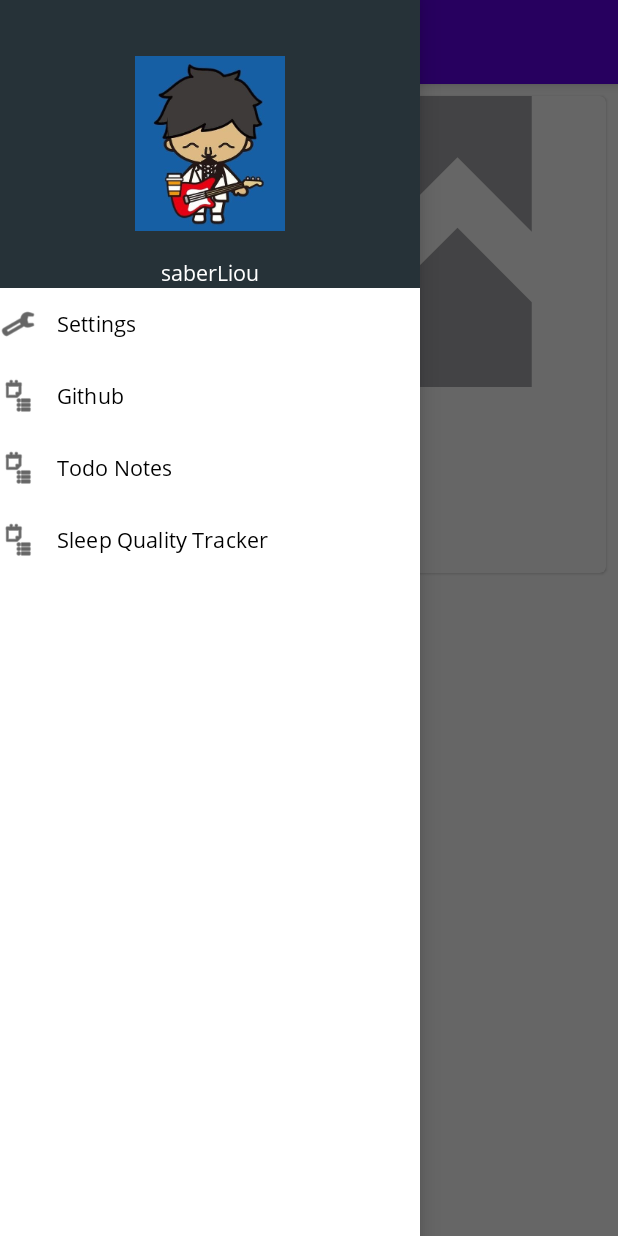
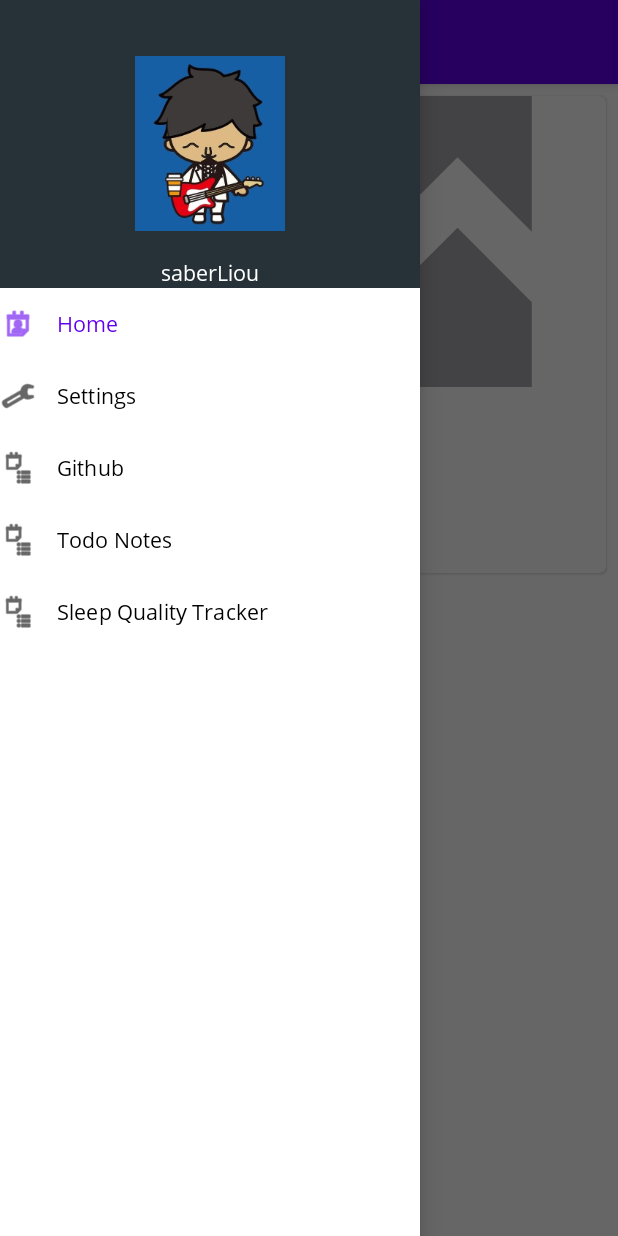
Before and after one commit to saberLiou/ProfileAndroidApp, an Android app: the screen it shows after launch (MainActivity), with the side drawer open, on a phone screen of 412 x 824 dp. Run offline under Robolectric (Android 15) with nearby library versions, the phone set to English and light mode, and no system bars; our stand-ins replace Dagger/Hilt's generated code, Room's generated code, Timber, navigation-ui; libraries missing offline, so code that uses them is left out: androidx.hilt.lifecycle, androidx.test.espresso; network calls fail; pictures from the network do not load; 3 statements that could not run were skipped.

Commit message:
Apply navigation to HomeFragment in navigation drawer.

```diff
--- a/app/src/main/res/layout/fragment_home.xml
+++ b/app/src/main/res/layout/fragment_home.xml
@@ -2,6 +2,7 @@
 <layout xmlns:android="http://schemas.android.com/apk/res/android"
     xmlns:app="http://schemas.android.com/apk/res-auto"
     xmlns:tools="http://schemas.android.com/tools"
+    android:id="@+id/fragmentHome"
     tools:context=".home.HomeFragment">
 
     <data>
--- a/app/src/main/res/menu/activity_main_drawer.xml
+++ b/app/src/main/res/menu/activity_main_drawer.xml
@@ -1,5 +1,10 @@
 <?xml version="1.0" encoding="utf-8"?>
 <menu xmlns:android="http://schemas.android.com/apk/res/android">
+
+    <item
+        android:id="@+id/homeFragment"
+        android:icon="@android:drawable/ic_menu_my_calendar"
+        android:title="@string/home_actionBarTitle_text" />
 
     <item
         android:id="@+id/settingsFragment"
--- a/app/src/main/res/navigation/navigation.xml
+++ b/app/src/main/res/navigation/navigation.xml
@@ -33,6 +33,9 @@
         tools:layout="@layout/fragment_settings">
 
         <action
+            android:id="@+id/action_settingsFragment_to_homeFragment"
+            app:destination="@id/homeFragment" />
+        <action
             android:id="@+id/action_settingsFragment_to_githubRepositoriesFragment"
             app:destination="@id/githubRepositoriesFragment" />
         <action
@@ -50,6 +53,9 @@
         android:label="@string/github_actionBarTitle_text"
         tools:layout="@layout/fragment_github_repositories">
 
+        <action
+            android:id="@+id/action_githubRepositoriesFragment_to_homeFragment"
+            app:destination="@id/homeFragment" />
         <action
             android:id="@+id/action_githubRepositoriesFragment_to_settingsFragment"
             app:destination="@id/settingsFragment" />
@@ -69,6 +75,9 @@
         tools:layout="@layout/fragment_todo_notes">
 
         <action
+            android:id="@+id/action_todoNotesFragment_to_homeFragment"
+            app:destination="@id/homeFragment" />
+        <action
             android:id="@+id/action_todoNotesFragment_to_settingsFragment"
             app:destination="@id/settingsFragment" />
         <action
@@ -86,6 +95,9 @@
         android:label="@string/sleepQualityTracker_actionBarTitle_text"
         tools:layout="@layout/fragment_sleep_nights">
 
+        <action
+            android:id="@+id/action_sleepNightsFragment_to_homeFragment"
+            app:destination="@id/homeFragment" />
         <action
             android:id="@+id/action_sleepNightsFragment_to_settingsFragment"
             app:destination="@id/settingsFragment" />
```
Also changed, not shown: 1 other file.
